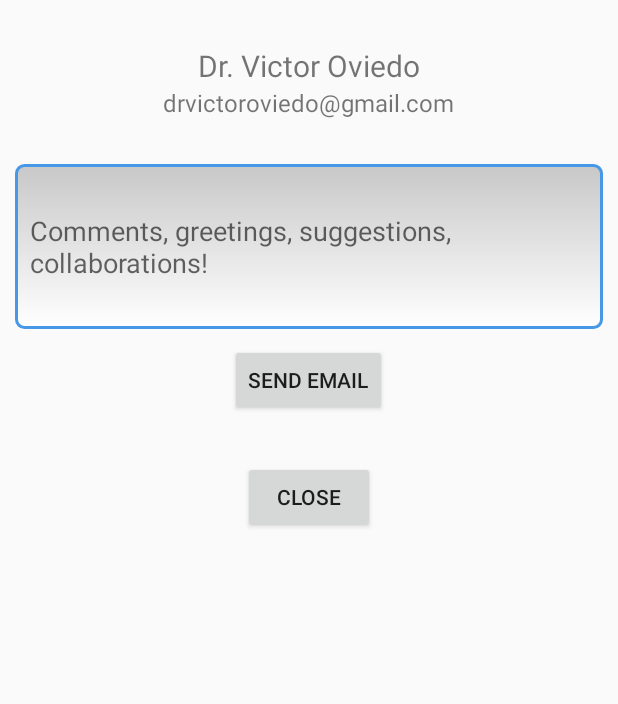
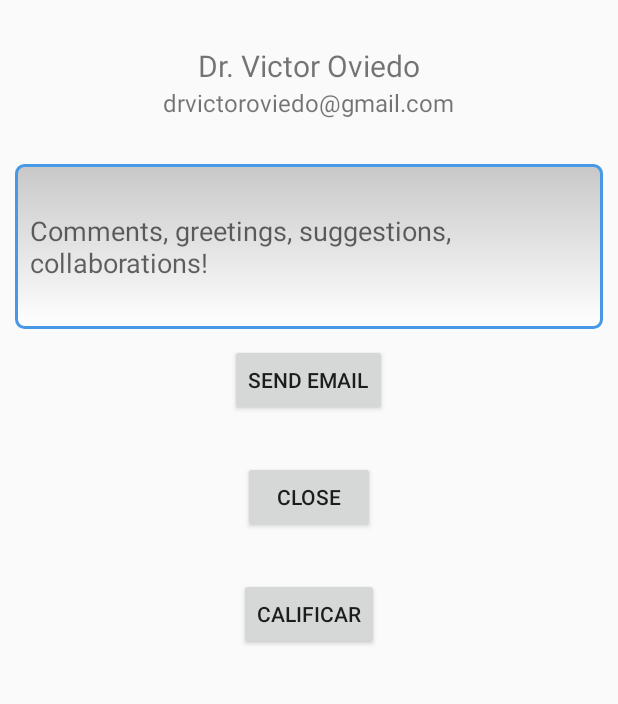
Before and after one commit to DrDexterSoft/Dextograma, an Android app: the layout activity_about.xml on its own in the app's theme, with its tools: preview values and no code run, on a phone screen of 412 x 824 dp, the part 90-794 px from its top. Run offline under Robolectric (Android 15) with nearby library versions, the phone set to English and light mode, and no system bars.

Commit message:
Primera actualizacion

```diff
--- a/app/src/main/java/com/drdextersoft/app/Gestograma/MainActivity.kt
+++ b/app/src/main/java/com/drdextersoft/app/Gestograma/MainActivity.kt
@@ -22,7 +22,6 @@
  import kotlinx.android.synthetic.main.activity_main.*
  import java.text.SimpleDateFormat
  import java.util.*
-
 
  @Suppress("DEPRECATION")
  class MainActivity : AppCompatActivity() {
--- a/app/src/main/java/com/drdextersoft/app/myapplication/About.kt
+++ b/app/src/main/java/com/drdextersoft/app/myapplication/About.kt
@@ -1,13 +1,11 @@
 package com.drdextersoft.app.myapplication
 
 import android.content.Intent
-import android.content.pm.VersionedPackage
-import android.icu.util.VersionInfo
 import android.net.Uri
 import android.os.Build
-import androidx.appcompat.app.AppCompatActivity
 import android.os.Bundle
 import androidx.annotation.RequiresApi
+import androidx.appcompat.app.AppCompatActivity
 import kotlinx.android.synthetic.main.activity_about.*
 
 class About() : AppCompatActivity() {
@@ -24,6 +22,14 @@ class About() : AppCompatActivity() {
         actionBar.setLogo(R.mipmap.logo_foreground)
         actionBar.setDisplayUseLogoEnabled(true)
         button.setOnClickListener { finish() }
+        calificar.setOnClickListener{
+            startActivity(
+                Intent(
+                    Intent.ACTION_VIEW,
+                    Uri.parse("market://details?id=com.drdextersoft.app.myapplication")
+                )
+            )
+        }
         Correo.setOnClickListener {
 
             val to = "drvictoroviedo@gmail.com"
--- a/app/src/main/res/layout/activity_about.xml
+++ b/app/src/main/res/layout/activity_about.xml
@@ -7,10 +7,8 @@
     android:layout_height="match_parent"
     tools:context=".About">
 
-    <androidx.appcompat.widget.LinearLayoutCompat xmlns:android="http://schemas.android.com/apk/res/android"
-    xmlns:app="http://schemas.android.com/apk/res-auto"
-    xmlns:tools="http://schemas.android.com/tools"
-    android:layout_width="match_parent"
+    <androidx.appcompat.widget.LinearLayoutCompat
+        android:layout_width="match_parent"
     android:layout_height="match_parent"
     android:orientation="vertical"
     tools:context=".About">
@@ -112,5 +110,13 @@
             android:layout_marginTop="30dp"
             />
 
-</androidx.appcompat.widget.LinearLayoutCompat>
+        <Button
+            android:id="@+id/calificar"
+            android:layout_width="wrap_content"
+            android:layout_height="wrap_content"
+            android:layout_marginTop="30dp"
+            android:layout_gravity="center_horizontal"
+            android:text="Calificar" />
+
+    </androidx.appcompat.widget.LinearLayoutCompat>
 </ScrollView>
```
